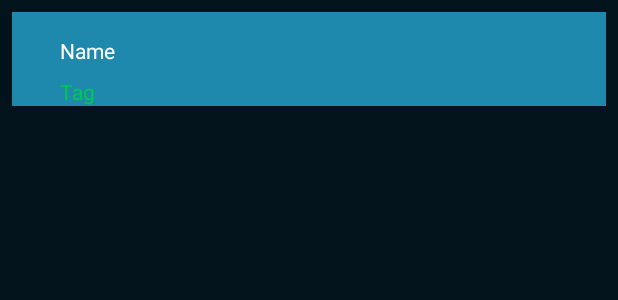
After one commit to tanmaypandharipande/Pulse, an Android app: the layout activity_criteria.xml on its own in the app's theme, with its tools: preview values and no code run, on a phone screen of 412 x 824 dp. The commit adds this screen. Shown: the top 300 px of the screen. Run offline under Robolectric (Android 15) with nearby library versions, the phone set to English and light mode, and no system bars; network calls fail.

Commit message:
Criteria display

```diff
--- a/app/src/main/AndroidManifest.xml
+++ b/app/src/main/AndroidManifest.xml
@@ -17,6 +17,7 @@
                 <category android:name="android.intent.category.LAUNCHER" />
             </intent-filter>
         </activity>
+        <activity android:name=".activities.CriteriaActivity"/>
     </application>
 
 </manifest>
--- a/app/src/main/java/marketpulse/com/marketpulse/activities/ScanActivity.java
+++ b/app/src/main/java/marketpulse/com/marketpulse/activities/ScanActivity.java
@@ -2,6 +2,7 @@ package marketpulse.com.marketpulse.activities;
 
 import android.app.ProgressDialog;
 import android.content.Context;
+import android.content.Intent;
 import android.support.v7.app.AppCompatActivity;
 import android.os.Bundle;
 import android.support.v7.widget.DefaultItemAnimator;
@@ -93,6 +94,8 @@ public class ScanActivity extends AppCompatActivity implements ClickListner {
 
     @Override
     public void onItemClicked(View view, int position) {
-
+        Intent intent = new Intent(ScanActivity.this, CriteriaActivity.class);
+        intent.putExtra(Constants.INTENT_SCAN_OBJECT, scanList.get(position));
+        startActivity(intent);
     }
 }
--- a/app/src/main/java/marketpulse/com/marketpulse/helper/Constants.java
+++ b/app/src/main/java/marketpulse/com/marketpulse/helper/Constants.java
@@ -9,4 +9,7 @@ public interface Constants {
     String DATA_URL = "https://mp-android-challenge.herokuapp.com/data";
 
     String COLOR_RED = "red";
+
+    //Intent
+    String INTENT_SCAN_OBJECT = "scan_object";
 }
--- a/app/src/main/java/marketpulse/com/marketpulse/pojo/Criteria.java
+++ b/app/src/main/java/marketpulse/com/marketpulse/pojo/Criteria.java
@@ -1,12 +1,13 @@
 package marketpulse.com.marketpulse.pojo;
 
+import java.io.Serializable;
 import java.util.HashMap;
 
 /**
  * Created by tanmay on 06/06/19.
  */
 
-public class Criteria {
+public class Criteria implements Serializable{
     private String type;
     private String text;
     private HashMap<String, Variable> variable;
--- a/app/src/main/java/marketpulse/com/marketpulse/pojo/Scan.java
+++ b/app/src/main/java/marketpulse/com/marketpulse/pojo/Scan.java
@@ -1,12 +1,13 @@
 package marketpulse.com.marketpulse.pojo;
 
+import java.io.Serializable;
 import java.util.List;
 
 /**
  * Created by tanmay on 06/06/19.
  */
 
-public class Scan {
+public class Scan implements Serializable{
     private int id;
     private String name;
     private String tag;
--- a/app/src/main/java/marketpulse/com/marketpulse/pojo/Variable.java
+++ b/app/src/main/java/marketpulse/com/marketpulse/pojo/Variable.java
@@ -1,5 +1,6 @@
 package marketpulse.com.marketpulse.pojo;
 
+import java.io.Serializable;
 import java.util.List;
 
 /**
@@ -7,7 +8,7 @@ import java.util.List;
  */
 
 //Last entity in the hierarchy
-public class Variable {
+public class Variable implements Serializable{
 
     private String type;
     private String study_type;
--- /dev/null
+++ b/app/src/main/res/layout/activity_criteria.xml
@@ -0,0 +1,56 @@
+<?xml version="1.0" encoding="utf-8"?>
+<android.support.constraint.ConstraintLayout xmlns:android="http://schemas.android.com/apk/res/android"
+    xmlns:app="http://schemas.android.com/apk/res-auto"
+    xmlns:tools="http://schemas.android.com/tools"
+    android:layout_width="match_parent"
+    android:layout_height="match_parent"
+    android:background="@color/colorPrimaryDark"
+    tools:context="marketpulse.com.marketpulse.activities.ScanActivity">
+
+    <android.support.constraint.ConstraintLayout xmlns:android="http://schemas.android.com/apk/res/android"
+        xmlns:app="http://schemas.android.com/apk/res-auto"
+        xmlns:tools="http://schemas.android.com/tools"
+        android:id="@+id/constraint_criteria"
+        android:layout_width="match_parent"
+        android:layout_height="wrap_content"
+        android:layout_marginEnd="8dp"
+        android:layout_marginStart="8dp"
+        android:layout_marginTop="8dp"
+        android:background="@color/colorCriteria"
+        app:layout_constraintEnd_toEndOf="parent"
+        app:layout_constraintStart_toStartOf="parent"
+        app:layout_constraintTop_toTopOf="parent">
+
+        <TextView
+            android:id="@+id/textView_criteria_text"
+            android:layout_width="wrap_content"
+            android:layout_height="wrap_content"
+            android:layout_marginLeft="32dp"
+            android:layout_marginStart="32dp"
+            android:layout_marginTop="16dp"
+            android:text="@string/text_name"
+            android:textColor="@android:color/white"
+            app:layout_constraintStart_toStartOf="parent"
+            app:layout_constraintTop_toTopOf="parent" />
+
+        <TextView
+            android:id="@+id/textView_criteria_tag"
+            android:layout_width="wrap_content"
+            android:layout_height="wrap_content"
+            android:layout_marginLeft="32dp"
+            android:layout_marginStart="32dp"
+            android:layout_marginTop="8dp"
+            android:text="@string/text_tag"
+            android:textColor="@color/colorAccent"
+            app:layout_constraintStart_toStartOf="parent"
+            app:layout_constraintTop_toBottomOf="@+id/textView_criteria_text" />
+    </android.support.constraint.ConstraintLayout>
+
+    <android.support.v7.widget.RecyclerView
+        android:id="@+id/recycler_view_criteria"
+        android:layout_width="wrap_content"
+        android:layout_height="wrap_content"
+        android:layout_marginTop="8dp"
+        android:scrollbars="vertical"
+        app:layout_constraintTop_toBottomOf="@+id/constraint_criteria"></android.support.v7.widget.RecyclerView>
+</android.support.constraint.ConstraintLayout>
--- a/app/src/main/res/values/colors.xml
+++ b/app/src/main/res/values/colors.xml
@@ -3,4 +3,6 @@
     <color name="colorPrimary">#02131B</color>
     <color name="colorPrimaryDark">#02131B</color>
     <color name="colorAccent">#00C853</color>
+
+    <color name="colorCriteria">#1E89AD</color>
 </resources>
--- a/app/src/main/res/values/strings.xml
+++ b/app/src/main/res/values/strings.xml
@@ -8,4 +8,7 @@
     <!--Scan -->
     <string name="text_name">Name</string>
     <string name="text_tag">Tag</string>
+
+    <!--Criteria-->
+    <string name="text_criteria">Criteria Text</string>
 </resources>
```
Also changed, not shown: app/src/main/java/marketpulse/com/marketpulse/activities/CriteriaActivity.java (added, +73 -0 lines), app/src/main/java/marketpulse/com/marketpulse/adapter/CriteriaAdapter.java (added, +74 -0 lines), app/src/main/res/layout/criteria_row.xml (added, +24 -0 lines).
